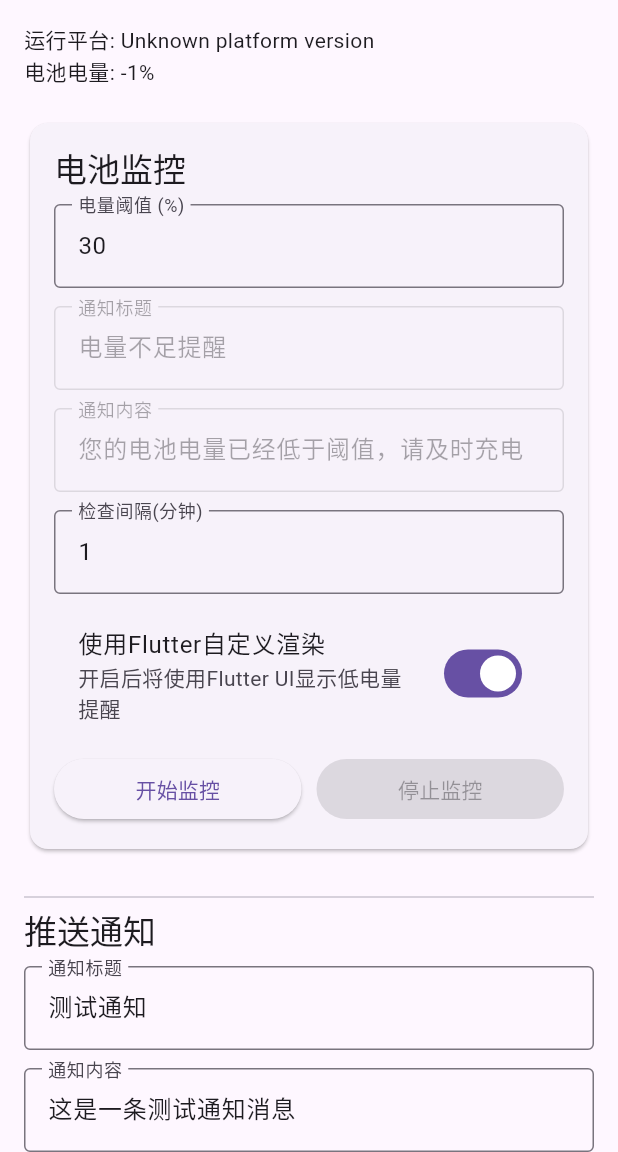
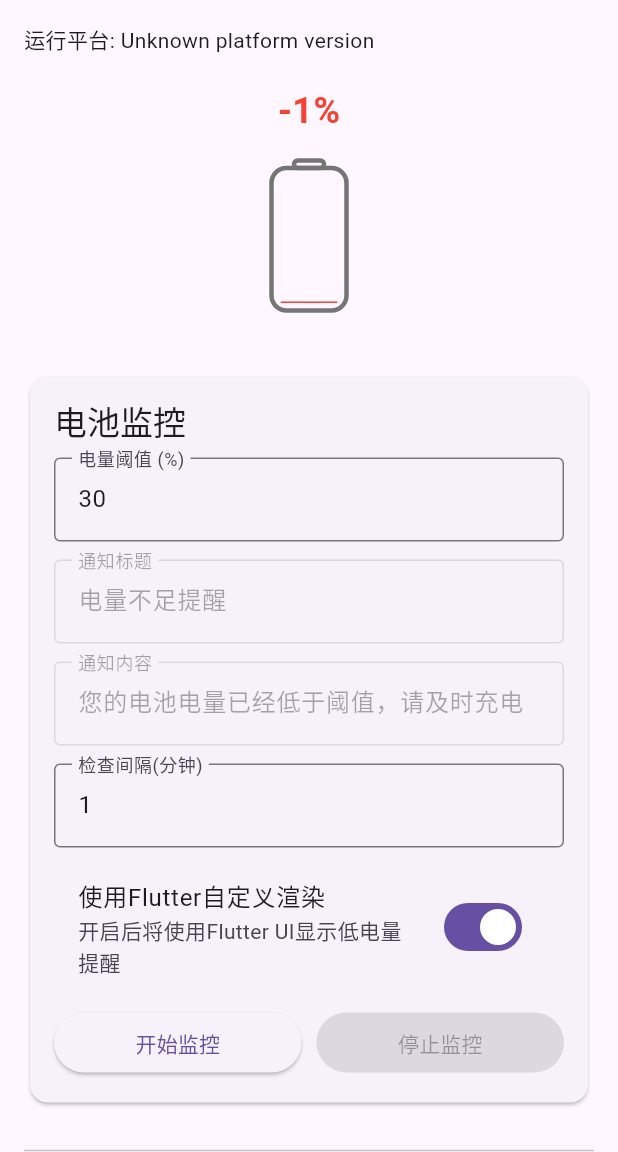
Before and after one commit to lizy-coding/flutter_battery, a Flutter app: the screen it shows after launch, on a phone screen of 412 x 824 dp, the part 84-1236 px from its top. Run offline on Flutter 3.47's test engine with Material 3 defaults, Android fonts, the phone set to English and light mode, and no system bars; our stand-ins replace plugin_platform_interface.

Commit message:
feat:增加电池动画

```diff
--- a/example/lib/main.dart
+++ b/example/lib/main.dart
@@ -104,30 +104,14 @@ class _MyAppState extends State<MyApp> {
           // 自定义显示低电量UI
           if (!mounted) return;
 
-          // 显示一个模态对话框
+          // 显示新的低电量警告对话框
           showDialog(
             context: _scaffoldMessengerKey.currentState!.context,
-            builder: (context) => AlertDialog(
-              title: Text('电量不足警告 (Flutter渲染)'),
-              content: Column(
-                mainAxisSize: MainAxisSize.min,
-                children: [
-                  Icon(Icons.battery_alert, color: Colors.red, size: 48),
-                  SizedBox(height: 16),
-                  Text('当前电量: $batteryLevel%'),
-                  Text('请尽快给设备充电，否则可能会自动关机'),
-                ],
-              ),
-              actions: [
-                TextButton(
-                  onPressed: () => Navigator.pop(context),
-                  child: Text('稍后提醒'),
-                ),
-                ElevatedButton(
-                  onPressed: () => Navigator.pop(context),
-                  child: Text('知道了'),
-                ),
-              ],
+            builder: (context) => LowBatteryDialog(
+              batteryLevel: batteryLevel,
+              onDismiss: () {
+                _showMessage('用户已关闭低电量警告');
+              },
             ),
           );
         } : null,
@@ -218,7 +202,19 @@ class _MyAppState extends State<MyApp> {
               crossAxisAlignment: CrossAxisAlignment.stretch,
               children: [
                 Text('运行平台: $_platformVersion'),
-                Text('电池电量: $_batteryLevel%'),
+
+                // 电池动画显示
+                Center(
+                  child: Padding(
+                    padding: const EdgeInsets.symmetric(vertical: 20),
+                    child: BatteryAnimation(
+                      batteryLevel: _batteryLevel,
+                      width: 50,
+                      height: 100,
+                    ),
+                  ),
+                ),
+
                 const SizedBox(height: 20),
 
                 // 电池信息部分
--- /dev/null
+++ b/lib/battery_animation.dart
@@ -0,0 +1,266 @@
+import 'package:flutter/material.dart';
+import 'dart:math' as math;
+
+class BatteryAnimation extends StatefulWidget {
+  final int batteryLevel;
+  final double width;
+  final double height;
+  final Duration animationDuration;
+  final bool isCharging;
+
+  const BatteryAnimation({
+    Key? key,
+    required this.batteryLevel,
+    this.width = 100,
+    this.height = 200,
+    this.animationDuration = const Duration(milliseconds: 800),
+    this.isCharging = false,
+  }) : super(key: key);
+
+  @override
+  State<BatteryAnimation> createState() => _BatteryAnimationState();
+}
+
+class _BatteryAnimationState extends State<BatteryAnimation>
+    with SingleTickerProviderStateMixin {
+  late AnimationController _animationController;
+  late Animation<double> _batteryLevelAnimation;
+  late int _previousBatteryLevel;
+
+  @override
+  void initState() {
+    super.initState();
+    _previousBatteryLevel = widget.batteryLevel;
+
+    _animationController = AnimationController(
+      vsync: this,
+      duration: widget.animationDuration,
+    );
+
+    _batteryLevelAnimation = Tween<double>(
+      begin: _previousBatteryLevel.toDouble(),
+      end: widget.batteryLevel.toDouble(),
+    ).animate(CurvedAnimation(
+      parent: _animationController,
+      curve: Curves.easeInOut,
+    ));
+
+    _animationController.forward();
+  }
+
+  @override
+  void didUpdateWidget(BatteryAnimation oldWidget) {
+    super.didUpdateWidget(oldWidget);
+    if (oldWidget.batteryLevel != widget.batteryLevel) {
+      _previousBatteryLevel = oldWidget.batteryLevel;
+      _batteryLevelAnimation = Tween<double>(
+        begin: _previousBatteryLevel.toDouble(),
+        end: widget.batteryLevel.toDouble(),
+      ).animate(CurvedAnimation(
+        parent: _animationController,
+        curve: Curves.easeInOut,
+      ));
+
+      _animationController.reset();
+      _animationController.forward();
+    }
+  }
+
+  @override
+  void dispose() {
+    _animationController.dispose();
+    super.dispose();
+  }
+
+  Color _getBatteryColor(double level) {
+    if (level <= 15) {
+      return Colors.red;
+    } else if (level <= 30) {
+      return Colors.orange;
+    } else {
+      return Colors.green;
+    }
+  }
+
+  @override
+  Widget build(BuildContext context) {
+    return AnimatedBuilder(
+      animation: _animationController,
+      builder: (context, child) {
+        final currentLevel = _batteryLevelAnimation.value;
+        final color = _getBatteryColor(currentLevel);
+
+        return Column(
+          mainAxisSize: MainAxisSize.min,
+          children: [
+            Text(
+              '${currentLevel.toInt()}%',
+              style: TextStyle(
+                fontSize: 24,
+                fontWeight: FontWeight.bold,
+                color: color,
+              ),
+            ),
+            const SizedBox(height: 16),
+            CustomPaint(
+              size: Size(widget.width, widget.height),
+              painter: BatteryPainter(
+                batteryLevel: currentLevel / 100,
+                batteryColor: color,
+                isCharging: widget.isCharging,
+              ),
+            ),
+          ],
+        );
+      },
+    );
+  }
+}
+
+class BatteryPainter extends CustomPainter {
+  final double batteryLevel;
+  final Color batteryColor;
+  final bool isCharging;
+
+  BatteryPainter({
+    required this.batteryLevel,
+    required this.batteryColor,
+    this.isCharging = false,
+  });
+
+  @override
+  void paint(Canvas canvas, Size size) {
+    final width = size.width;
+    final height = size.height;
+
+    // 电池外壳
+    final outlinePaint = Paint()
+      ..color = Colors.grey[600]!
+      ..style = PaintingStyle.stroke
+      ..strokeWidth = 3.0;
+
+    // 电池顶部的小突起
+    final topRect = RRect.fromRectAndRadius(
+      Rect.fromLTWH(width * 0.3, 0, width * 0.4, height * 0.05),
+      const Radius.circular(3),
+    );
+
+    // 电池主体
+    final bodyRect = RRect.fromRectAndRadius(
+      Rect.fromLTWH(0, height * 0.05, width, height * 0.95),
+      const Radius.circular(10),
+    );
+
+    // 画电池外壳
+    canvas.drawRRect(topRect, outlinePaint);
+    canvas.drawRRect(bodyRect, outlinePaint);
+
+    // 画电池电量
+    final fillPaint = Paint()
+      ..color = batteryColor
+      ..style = PaintingStyle.fill;
+
+    // 计算填充高度（从底部向上填充）
+    final fillHeight = (height * 0.95) * batteryLevel;
+    final fillMargin = 6.0; // 留出一些边距
+
+    final fillRect = RRect.fromRectAndRadius(
+      Rect.fromLTWH(
+        fillMargin,
+        height - fillHeight - fillMargin,
+        width - (fillMargin * 2),
+        fillHeight,
+      ),
+      const Radius.circular(6),
+    );
+
+    canvas.drawRRect(fillRect, fillPaint);
+
+    // 如果在充电，绘制闪电图标
+    if (isCharging) {
+      final boltPath = Path();
+      final centerX = width / 2;
+      final topY = height * 0.3;
+      final bottomY = height * 0.7;
+
+      // 绘制闪电形状
+      boltPath.moveTo(centerX, topY);
+      boltPath.lineTo(centerX - width * 0.2, height * 0.5);
+      boltPath.lineTo(centerX, height * 0.5);
+      boltPath.lineTo(centerX, bottomY);
+      boltPath.lineTo(centerX + width * 0.2, height * 0.5);
+      boltPath.lineTo(centerX, height * 0.5);
+      boltPath.close();
+
+      final boltPaint = Paint()
+        ..color = Colors.yellow
+        ..style = PaintingStyle.fill;
+
+      canvas.drawPath(boltPath, boltPaint);
+    }
+  }
+
+  @override
+  bool shouldRepaint(covariant BatteryPainter oldDelegate) {
+    return oldDelegate.batteryLevel != batteryLevel ||
+           oldDelegate.batteryColor != batteryColor ||
+           oldDelegate.isCharging != isCharging;
+  }
+}
+
+// 低电量警告对话框
+class LowBatteryDialog extends StatelessWidget {
+  final int batteryLevel;
+  final VoidCallback? onDismiss;
+
+  const LowBatteryDialog({
+    Key? key,
+    required this.batteryLevel,
+    this.onDismiss,
+  }) : super(key: key);
+
+  @override
+  Widget build(BuildContext context) {
+    return AlertDialog(
+      title: const Text('电量不足警告'),
+      content: Column(
+        mainAxisSize: MainAxisSize.min,
+        children: [
+          const SizedBox(height: 20),
+          BatteryAnimation(
+            batteryLevel: batteryLevel,
+            width: 60,
+            height: 120,
+          ),
+          const SizedBox(height: 20),
+          Text(
+            '当前电量: $batteryLevel%',
+            style: const TextStyle(fontSize: 18),
+          ),
+          const SizedBox(height: 10),
+          const Text(
+            '请尽快给设备充电，否则可能会自动关机',
+            textAlign: TextAlign.center,
+          ),
+        ],
+      ),
+      actions: [
+        TextButton(
+          onPressed: () {
+            Navigator.pop(context);
+            if (onDismiss != null) {
+              onDismiss!();
+            }
+          },
+          child: const Text('稍后提醒'),
+        ),
+        ElevatedButton(
+          onPressed: () {
+            Navigator.pop(context);
+          },
+          child: const Text('知道了'),
+        ),
+      ],
+    );
+  }
+}
--- a/lib/flutter_battery.dart
+++ b/lib/flutter_battery.dart
@@ -1,4 +1,5 @@
 import 'flutter_battery_platform_interface.dart';
+export 'battery_animation.dart';
 
 class FlutterBattery {
   Future<String?> getPlatformVersion() {
@@ -36,6 +37,7 @@ class FlutterBattery {
       message: message,
       intervalMinutes: intervalMinutes,
       useFlutterRendering: useFlutterRendering,
+      onLowBattery: onLowBattery,
     );
   }
 
--- a/lib/flutter_battery_method_channel.dart
+++ b/lib/flutter_battery_method_channel.dart
@@ -57,6 +57,7 @@ class MethodChannelFlutterBattery extends FlutterBatteryPlatform {
     required String message,
     int intervalMinutes = 15,
     bool useFlutterRendering = false,
+    dynamic Function(int)? onLowBattery,
   }) async {
     final result = await methodChannel.invokeMethod<bool>(
       'setBatteryLevelThreshold',
--- a/lib/flutter_battery_platform_interface.dart
+++ b/lib/flutter_battery_platform_interface.dart
@@ -44,6 +44,7 @@ abstract class FlutterBatteryPlatform extends PlatformInterface {
     required String message,
     int intervalMinutes = 15,
     bool useFlutterRendering = false,
+    Function(int)? onLowBattery,
   }) {
     throw UnimplementedError('setBatteryLevelThreshold() has not been implemented.');
   }
```
Also changed, not shown: 1 other file.
